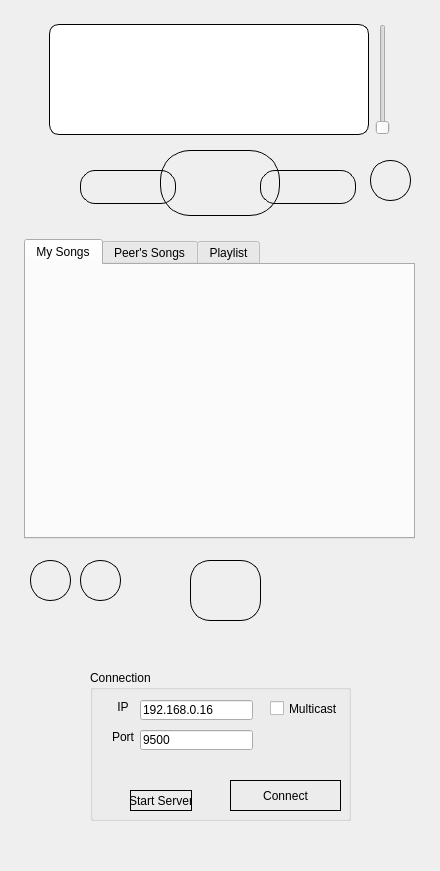
dpogue/CommAudio, file mainwindow.ui: the form before one commit.
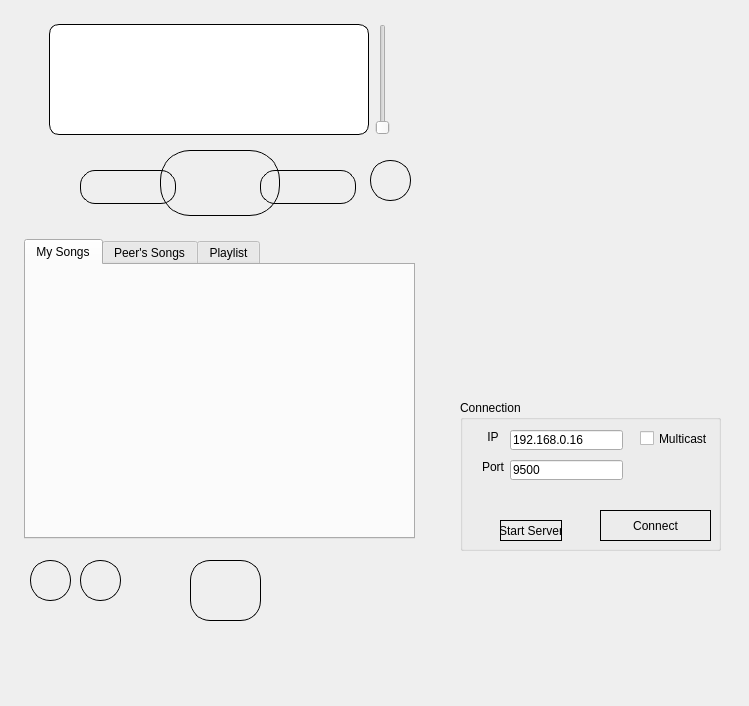
The form after the commit. Icons and pictures are not drawn.

Commit message: i guess it's important that you see the connection options...

```diff
--- a/mainwindow.ui
+++ b/mainwindow.ui
@@ -6,8 +6,8 @@
    <rect>
     <x>0</x>
     <y>0</y>
-    <width>440</width>
-    <height>871</height>
+    <width>749</width>
+    <height>706</height>
    </rect>
   </property>
   <property name="maximumSize">
@@ -343,8 +343,8 @@
    <widget class="QGroupBox" name="groupBox">
     <property name="geometry">
      <rect>
-      <x>90</x>
-      <y>670</y>
+      <x>460</x>
+      <y>400</y>
       <width>261</width>
       <height>151</height>
      </rect>
```
